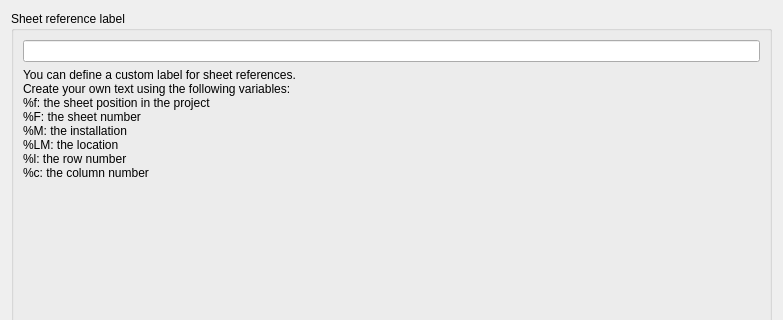
Qt form sources/ui/reportpropertiewidget.ui (qelectrotech/qelectrotech-source-mirror) before a commit; both pictures show x 0 to 783 and y 0 to 320 of the 783 by 1175 pixel window.
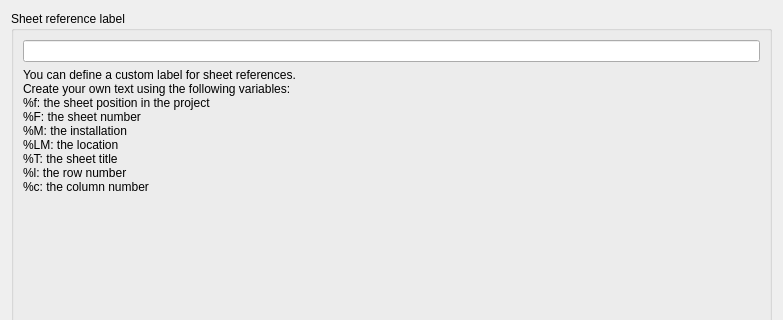
The same form after that commit.

Commit message: Add %T, the target folio's title, to report and cross reference formulas

```diff
--- a/sources/ui/reportpropertiewidget.ui
+++ b/sources/ui/reportpropertiewidget.ui
@@ -38,6 +38,7 @@
 %F: the sheet number
 %M: the installation
 %LM: the location
+%T: the sheet title
 %l: the row number
 %c: the column number</string>
           </property>
```
The commit also changes 6 other files.
